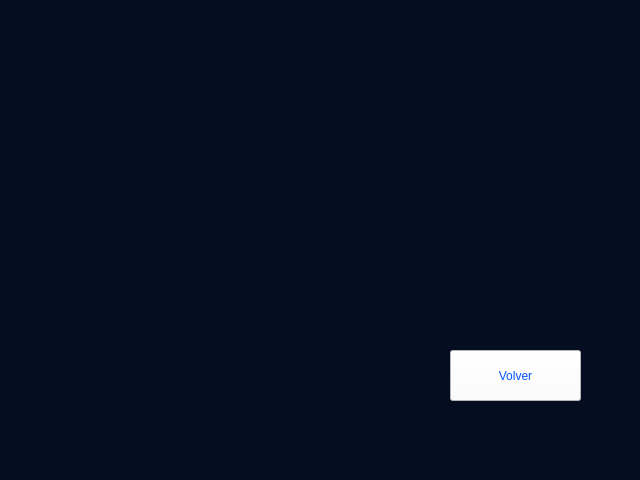
Old version of the form views/qt/busqueda_equipo_1.ui in the repository jmolmar-dev/Equipo_01_T03_B01.
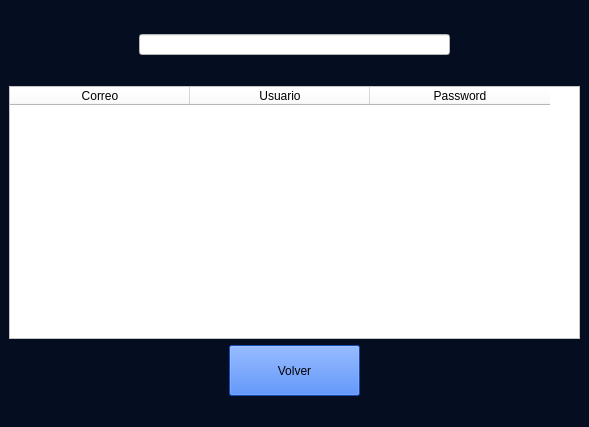
New version of the form. Icons and pictures are not drawn.

Commit message: Actualizacion Ventana Busqueda

```diff
--- a/views/qt/busqueda_equipo_1.ui
+++ b/views/qt/busqueda_equipo_1.ui
@@ -6,8 +6,8 @@
    <rect>
     <x>0</x>
     <y>0</y>
-    <width>640</width>
-    <height>480</height>
+    <width>589</width>
+    <height>427</height>
    </rect>
   </property>
   <property name="windowTitle">
@@ -17,23 +17,180 @@
    <string notr="true">background-color: rgb(5, 13, 32);</string>
   </property>
   <widget class="QWidget" name="centralwidget">
-   <widget class="QPushButton" name="boton_volver">
-    <property name="geometry">
-     <rect>
-      <x>450</x>
-      <y>350</y>
-      <width>131</width>
-      <height>51</height>
-     </rect>
-    </property>
-    <property name="styleSheet">
-     <string notr="true">color: rgb(0, 85, 255);
-background-color: rgb(255, 255, 255);</string>
-    </property>
-    <property name="text">
-     <string>Volver</string>
-    </property>
-   </widget>
+   <layout class="QGridLayout" name="gridLayout">
+    <item row="4" column="0">
+     <layout class="QHBoxLayout" name="horizontalLayout_2">
+      <item>
+       <widget class="QPushButton" name="boton_volver">
+        <property name="minimumSize">
+         <size>
+          <width>131</width>
+          <height>51</height>
+         </size>
+        </property>
+        <property name="maximumSize">
+         <size>
+          <width>131</width>
+          <height>51</height>
+         </size>
+        </property>
+        <property name="styleSheet">
+         <string notr="true">background-color: rgb(26, 103, 248);</string>
+        </property>
+        <property name="text">
+         <string>Volver</string>
+        </property>
+       </widget>
+      </item>
+     </layout>
+    </item>
+    <item row="0" column="0">
+     <widget class="QWidget" name="widget" native="true">
+      <property name="minimumSize">
+       <size>
+        <width>571</width>
+        <height>71</height>
+       </size>
+      </property>
+      <property name="maximumSize">
+       <size>
+        <width>571</width>
+        <height>71</height>
+       </size>
+      </property>
+      <layout class="QHBoxLayout" name="horizontalLayout_3">
+       <item>
+        <widget class="QLabel" name="label">
+         <property name="minimumSize">
+          <size>
+           <width>51</width>
+           <height>41</height>
+          </size>
+         </property>
+         <property name="maximumSize">
+          <size>
+           <width>51</width>
+           <height>41</height>
+          </size>
+         </property>
+         <property name="text">
+          <string/>
+         </property>
+         <property name="pixmap">
+          <pixmap>../../../../../../../Downloads/search_icon.png</pixmap>
+         </property>
+         <property name="scaledContents">
+          <bool>true</bool>
+         </property>
+        </widget>
+       </item>
+       <item>
+        <widget class="QLineEdit" name="lineEdit">
+         <property name="minimumSize">
+          <size>
+           <width>311</width>
+           <height>21</height>
+          </size>
+         </property>
+         <property name="maximumSize">
+          <size>
+           <width>311</width>
+           <height>21</height>
+          </size>
+         </property>
+         <property name="styleSheet">
+          <string notr="true">background-color: rgb(255, 255, 255);</string>
+         </property>
+        </widget>
+       </item>
+       <item>
+        <widget class="QLabel" name="label_2">
+         <property name="minimumSize">
+          <size>
+           <width>51</width>
+           <height>41</height>
+          </size>
+         </property>
+         <property name="maximumSize">
+          <size>
+           <width>51</width>
+           <height>41</height>
+          </size>
+         </property>
+         <property name="text">
+          <string/>
+         </property>
+         <property name="pixmap">
+          <pixmap>../../../../../../../Downloads/trash_icon.png</pixmap>
+         </property>
+         <property name="scaledContents">
+          <bool>true</bool>
+         </property>
+        </widget>
+       </item>
+      </layout>
+     </widget>
+    </item>
+    <item row="2" column="0">
+     <layout class="QHBoxLayout" name="horizontalLayout">
+      <item>
+       <widget class="QTableWidget" name="tabla_usuarios">
+        <property name="sizePolicy">
+         <sizepolicy hsizetype="Expanding" vsizetype="Expanding">
+          <horstretch>0</horstretch>
+          <verstretch>0</verstretch>
+         </sizepolicy>
+        </property>
+        <property name="minimumSize">
+         <size>
+          <width>301</width>
+          <height>191</height>
+         </size>
+        </property>
+        <property name="styleSheet">
+         <string notr="true">background-color: rgb(255, 255, 255);</string>
+        </property>
+        <property name="horizontalScrollBarPolicy">
+         <enum>Qt::ScrollBarPolicy::ScrollBarAlwaysOff</enum>
+        </property>
+        <property name="columnCount">
+         <number>3</number>
+        </property>
+        <attribute name="horizontalHeaderCascadingSectionResizes">
+         <bool>false</bool>
+        </attribute>
+        <attribute name="horizontalHeaderDefaultSectionSize">
+         <number>180</number>
+        </attribute>
+        <attribute name="horizontalHeaderStretchLastSection">
+         <bool>false</bool>
+        </attribute>
+        <attribute name="verticalHeaderCascadingSectionResizes">
+         <bool>false</bool>
+        </attribute>
+        <attribute name="verticalHeaderStretchLastSection">
+         <bool>false</bool>
+        </attribute>
+        <column>
+         <property name="text">
+          <string>Correo</string>
+         </property>
+        </column>
+        <column>
+         <property name="text">
+          <string>Usuario</string>
+         </property>
+        </column>
+        <column>
+         <property name="text">
+          <string>Password</string>
+         </property>
+        </column>
+       </widget>
+      </item>
+     </layout>
+    </item>
+   </layout>
   </widget>
   <widget class="QMenuBar" name="menubar">
    <property name="geometry">
```
Left out of the diff: 2 changed lines with no effect on the pictures. The commit also changes 3 other files.
